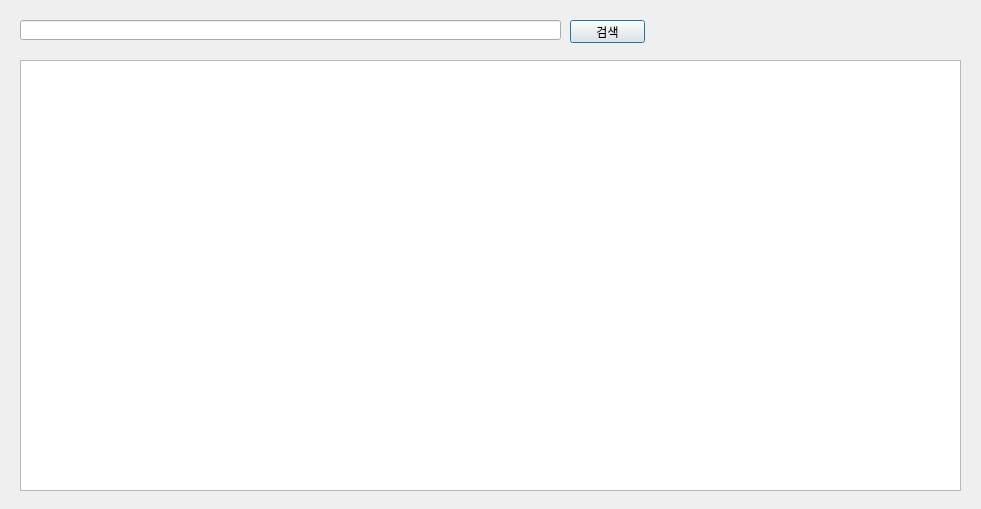
Yinh27/Artifact-Collector, file UI/fileWindow.ui: the form before one commit.
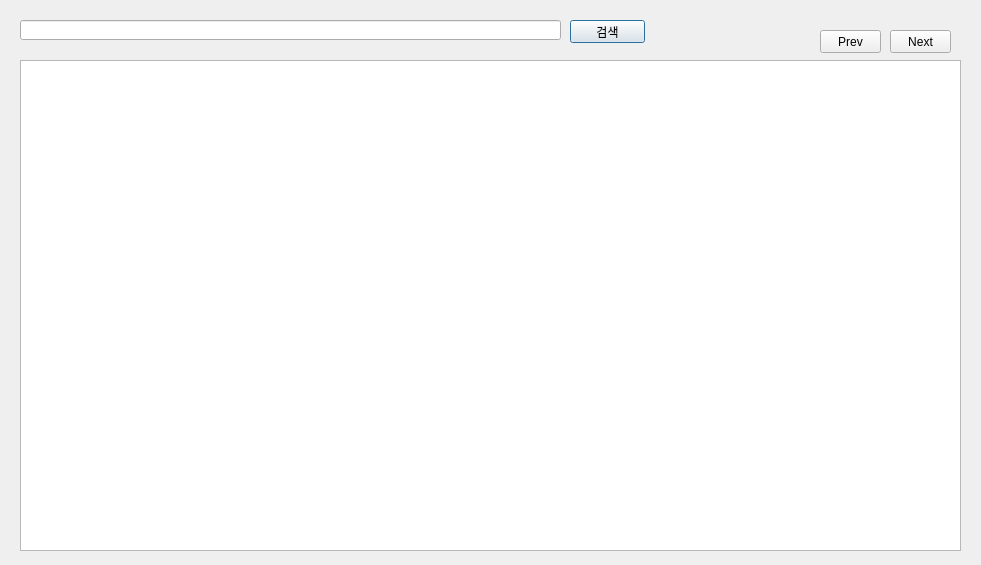
The form after the commit.

The edit to the form file:
```diff
--- a/UI/fileWindow.ui
+++ b/UI/fileWindow.ui
@@ -7,7 +7,7 @@
     <x>0</x>
     <y>0</y>
     <width>981</width>
-    <height>509</height>
+    <height>565</height>
    </rect>
   </property>
   <property name="windowTitle">
@@ -42,10 +42,36 @@
      <x>20</x>
      <y>60</y>
      <width>941</width>
-     <height>431</height>
+     <height>491</height>
     </rect>
    </property>
   </widget>
+  <widget class="QPushButton" name="prevButton">
+   <property name="geometry">
+    <rect>
+     <x>820</x>
+     <y>30</y>
+     <width>61</width>
+     <height>23</height>
+    </rect>
+   </property>
+   <property name="text">
+    <string>Prev</string>
+   </property>
+  </widget>
+  <widget class="QPushButton" name="nextButton">
+   <property name="geometry">
+    <rect>
+     <x>890</x>
+     <y>30</y>
+     <width>61</width>
+     <height>23</height>
+    </rect>
+   </property>
+   <property name="text">
+    <string>Next</string>
+   </property>
+  </widget>
  </widget>
  <resources/>
  <connections/>
```
